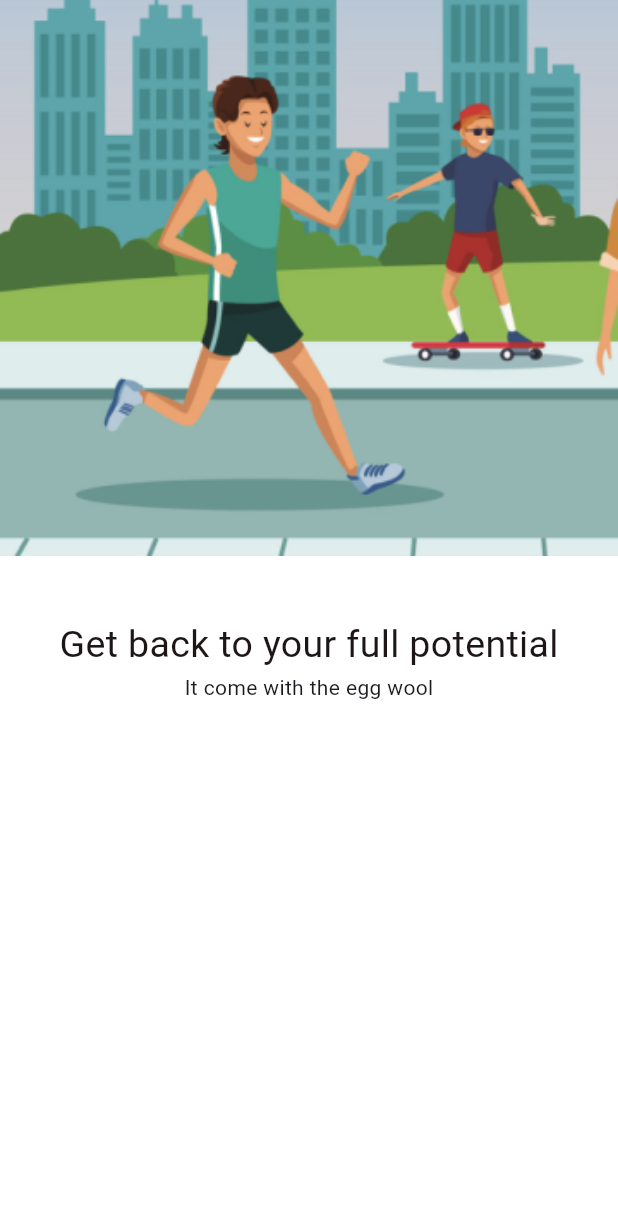
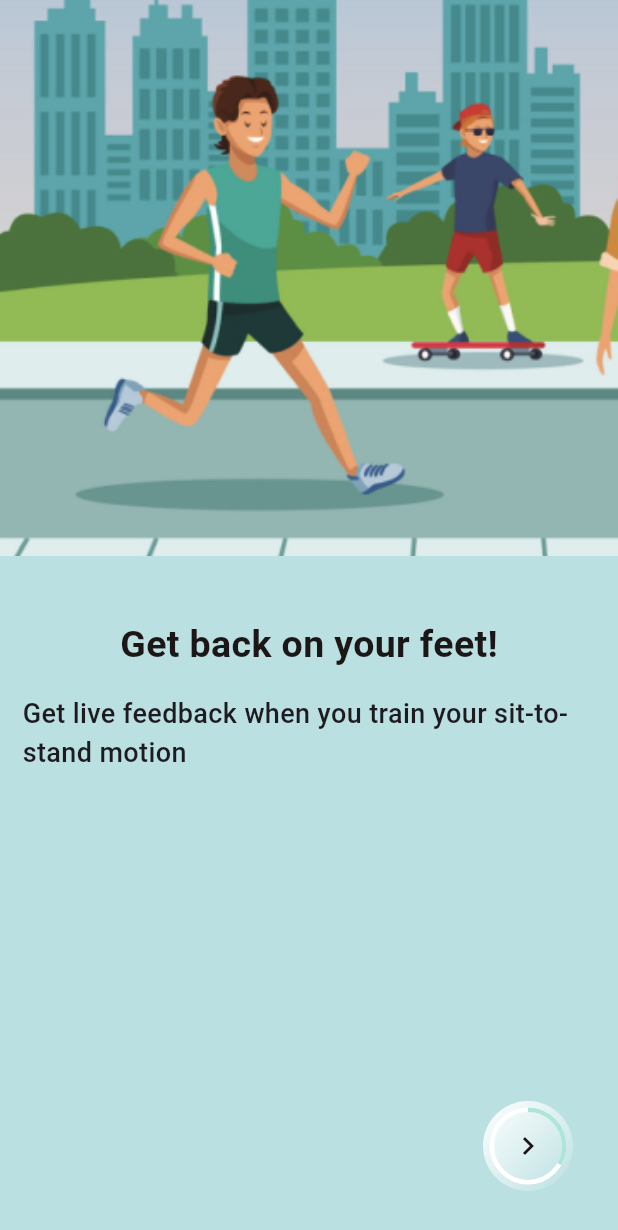
Before and after one commit to Jason12345C/BME440_Senior_Design, a Flutter app: the screen it shows after launch, after a tap on "Let's Get Started", on a phone screen of 412 x 824 dp. Shown: the top 1230 px of the screen. Run offline on Flutter 3.47's test engine with Material 3 defaults, Android fonts, the phone set to English and light mode, and no system bars; our stand-ins replace flutter_svg, google_nav_bar.

Commit message:
Circular progress indicator, removed container
Added circular progress indicator and the button in  the onboarding view pages
and also removed unnecessary container in main.dart

```diff
--- a/risestrideapp/lib/main.dart
+++ b/risestrideapp/lib/main.dart
@@ -1,6 +1,6 @@
 import 'package:flutter/material.dart';
 import 'package:risestride/onboarding/onboarding_view.dart';
-import 'package:risestride/pages/home.dart';
+// import 'package:risestride/pages/home.dart';
 import 'common/colors_extension.dart';
 
 void main() {
@@ -46,9 +46,8 @@ class Start extends StatelessWidget {
               ),
               const SizedBox(width: 100, height: 100),
               Center(
-                  child: Container(
                   child: Padding(
-                          padding: EdgeInsets.only(top: 100),
+                      padding: const EdgeInsets.only(top: 100),
                       child: ElevatedButton(
                           onPressed: () {
                             Navigator.of(context).push(_createRoute());
@@ -59,11 +58,11 @@ class Start extends StatelessWidget {
                                   borderRadius: BorderRadius.circular(20))),
                           child: Ink(
                               decoration: BoxDecoration(
-                                      borderRadius: BorderRadius.all(
+                                  borderRadius: const BorderRadius.all(
                                       Radius.circular(30.0)),
                                   gradient: LinearGradient(
                                       begin: Alignment.topLeft,
-                                          end: Alignment(0.2, 1),
+                                      end: const Alignment(0.2, 1),
                                       colors: <Color>[
                                         ThemeColors.primaryColor2,
                                         ThemeColors.primaryColor1,
@@ -98,21 +97,21 @@ class Start extends StatelessWidget {
                           //           style: TextStyle(
                           //               fontSize: 15, fontWeight: FontWeight.bold)),
                           //     ))
-                              ))))
+                          )))
             ])));
   }
 }
 
-class Page2 extends StatelessWidget {
-  const Page2({super.key});
+// class Page2 extends StatelessWidget {
+//   const Page2({super.key});
 
-  @override
-  Widget build(BuildContext context) {
-    return Scaffold(
-      appBar: AppBar(),
-      body: const Center(
-        child: Text('Page 2'),
-      ),
-    );
-  }
-}
+//   @override
+//   Widget build(BuildContext context) {
+//     return Scaffold(
+//       appBar: AppBar(),
+//       body: const Center(
+//         child: Text('Page 2'),
+//       ),
+//     );
+//   }
+// }
--- a/risestrideapp/lib/onboarding/onboarding_page.dart
+++ b/risestrideapp/lib/onboarding/onboarding_page.dart
@@ -20,12 +20,19 @@ class OnBoardingPage extends StatelessWidget {
             child: Text(pObj["title"].toString(),
                 style: TextStyle(
                     color: ThemeColors.black,
-                    fontWeight: FontWeight.normal,
+                    fontWeight: FontWeight.bold,
                     fontSize: 25)),
           ),
-          Text(
-            pObj["subtitle"].toString(),
-          )
-        ]));
+          Padding(
+              padding: const EdgeInsets.all(15.0),
+              child: Text(
+                  textAlign: TextAlign.left,
+                  style: const TextStyle(
+                      fontSize: 18, fontWeight: FontWeight.w500),
+                  pObj["subtitle"].toString())),
+          // SizedBox(height: media.width * 0.5),
+
+        ]),
+        );
   }
 }
--- a/risestrideapp/lib/onboarding/onboarding_view.dart
+++ b/risestrideapp/lib/onboarding/onboarding_view.dart
@@ -10,34 +10,97 @@ class OnBoardingView extends StatefulWidget {
 }
 
 class _OnBoardingViewState extends State<OnBoardingView> {
+  int selectPage = 0;
   PageController controller = PageController();
+
+  @override
+  void initState() {
+    super.initState();
+    controller.addListener(() {
+      selectPage = controller.page?.round() ?? 0;
+
+      setState(() {});
+    });
+  }
 
   List pageArr = [
     {
-      "title": "Get back to your full potential",
-      "subtitle": "It come with the egg wool",
-      "image": "assets/images/onboarding_img1.png"
+      "title": "Get back on your feet!",
+      "subtitle": "Get live feedback when you train your sit-to-stand motion",
+      "image": "assets/images/onboarding_img1.png",
+      // "button_text": "Swipe"
     },
     {
-      "title": "Get back to your full potential",
-      "subtitle": "It come with the fried rice!",
-      "image": "assets/images/onboarding_img2.png"
+      "title": "Correct your gait",
+      "subtitle":
+          "Improve your posture and stride with personalized gait correction tops tailored just for you",
+      "image": "assets/images/onboarding_img2.png",
+      // "button_text": "assets/images/arrows.png"
+    },
+    {
+      "title": "Track your progress and goals!",
+      "subtitle": "Start your journey now and get ready to Rise and Stride!",
+      "image": "assets/images/onboarding_img2.png",
+      // "button_text": "assets/images/arrows.png"
     }
   ];
 
   @override
   Widget build(BuildContext context) {
-    // var media = MediaQuery.of(context).size;
+    var media = MediaQuery.of(context).size;
     return Scaffold(
-        backgroundColor: ThemeColors.white,
-        body: Stack(children: [
+        backgroundColor: ThemeColors.primaryColor1,
+        body: Stack(alignment: Alignment.bottomRight, children: [
           PageView.builder(
               controller: controller,
               itemCount: pageArr.length,
               itemBuilder: (context, index) {
                 var pObj = pageArr[index] as Map? ?? {};
                 return OnBoardingPage(pObj: pObj);
-              })
+              }),
+          SizedBox(
+              width: 120,
+              height: 120,
+              child: Stack(alignment: Alignment.center, children: [
+                Container(
+                  margin:
+                      const EdgeInsets.symmetric(horizontal: 30, vertical: 30),
+                  width: media.width * .15,
+                  height: media.width * .15,
+                  decoration: BoxDecoration(
+                      borderRadius:
+                          const BorderRadius.all(Radius.circular(100.0)),
+                      gradient: LinearGradient(
+                          begin: Alignment.topLeft,
+                          end: Alignment.bottomRight,
+                          colors: <Color>[
+                            ThemeColors.white,
+                            ThemeColors.primaryColor1,
+                          ])),
+                  child: IconButton(
+                      icon: Icon(Icons.navigate_next, color: ThemeColors.black),
+                      onPressed: () {
+                        if (selectPage < pageArr.length) {
+                          //go to next onboarding view
+                          selectPage = selectPage + 1;
+                          controller.jumpToPage(selectPage);
+                          setState(() {});
+                        } else {
+                          //welcome page
+                        }
+                      }),
+                ),
+                SizedBox(
+                    width: media.width * .117,
+                    height: media.width * .117,
+                    child: CircularProgressIndicator(
+                      strokeWidth: 3,
+                      backgroundColor: ThemeColors.white,
+                      valueColor: AlwaysStoppedAnimation<Color>(
+                          ThemeColors.primaryColor3),
+                      value: (selectPage + 1) / 3,
+                    ))
+              ]))
         ]));
   }
 }
```
Also changed, not shown: risestrideapp/assets/images/arrows.png (added), risestrideapp/lib/Login/login.dart (added). Lines whose indentation alone changed are shown as unchanged.
